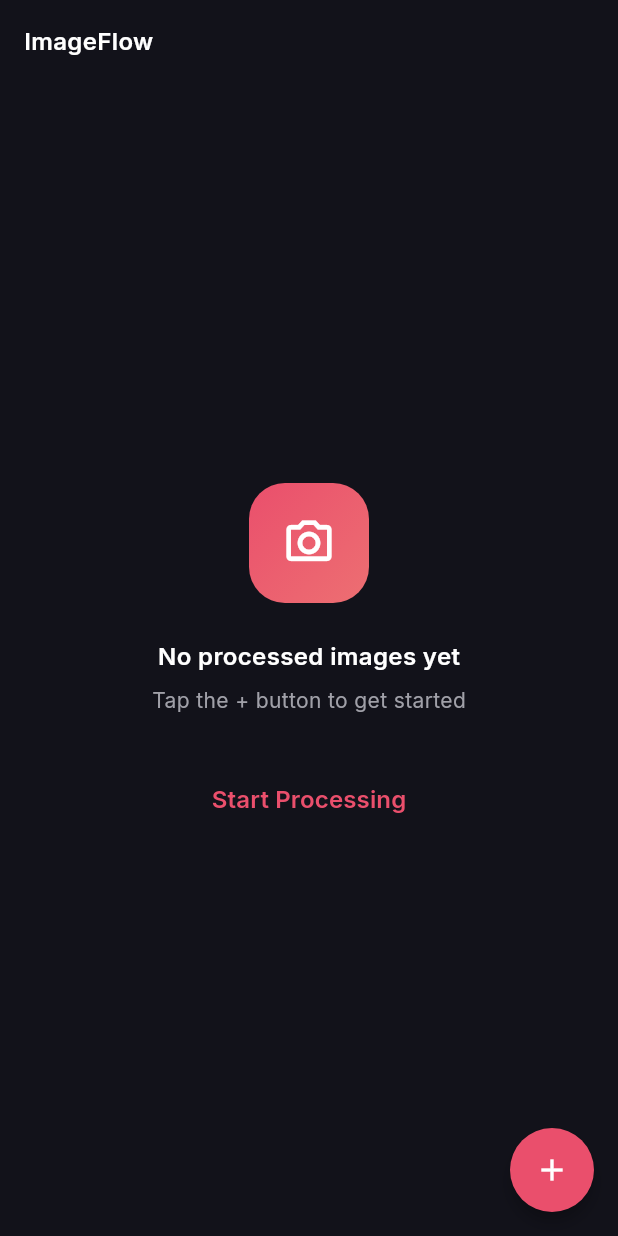
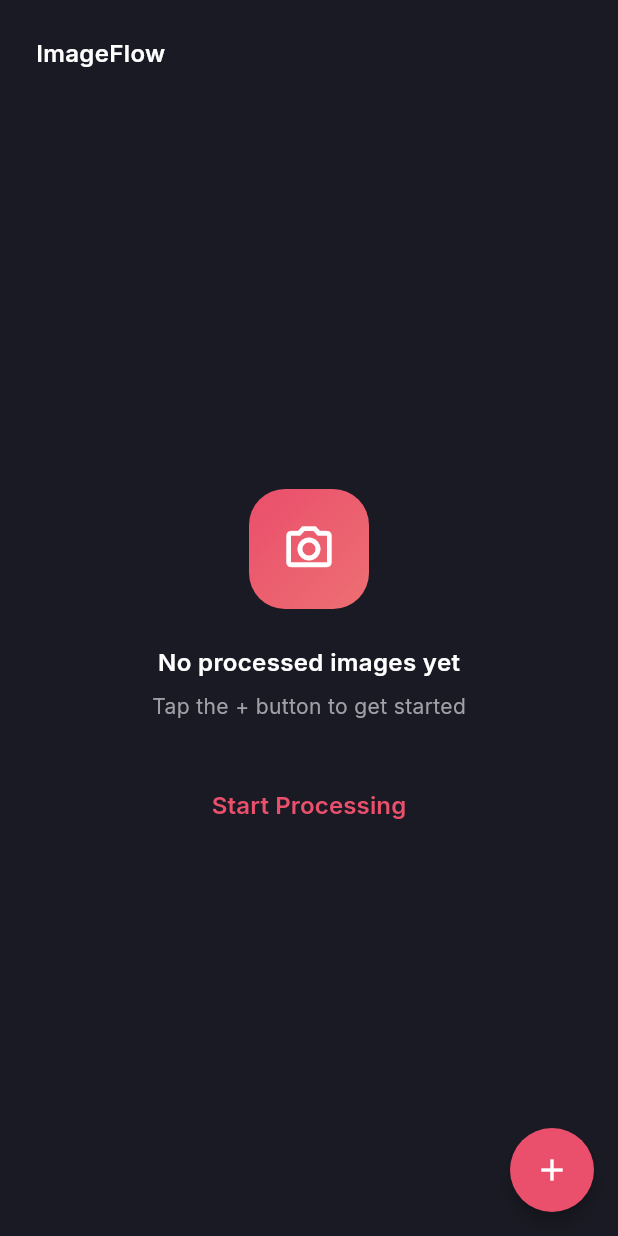
Before and after one commit to farukyildirim21/imageflow, a Flutter app: the screen it shows after launch, on a phone screen of 412 x 824 dp. Run offline on Flutter 3.47's test engine with Material 3 defaults, Android fonts, the phone set to English and light mode, and no system bars; our stand-ins replace get, google_fonts, hive, hive_flutter, permission_handler; missing offline and left inert: google_mlkit_face_detection, google_mlkit_text_recognition; accounts and stored records are empty.

Commit message:
fix(home): align UI precisely with mockup design
- scaffoldBackgroundColor: bgPrimary -> bgSecondary (#1A1A24)
  matches .mockup { background: var(--bg-secondary) }
- body padding: all 4 sides 24px (space-lg) per .mockup-body
- title margin-bottom: 16px (space-md) per .mockup-title
- remove loading spinner from title row, not in mockup spec
- convert AppTextStyles fields to getters for hot-reload support

```diff
--- a/lib/app/theme/app_colors.dart
+++ b/lib/app/theme/app_colors.dart
@@ -18,6 +18,7 @@
   static const Color bgSecondary = Color(0xFF1A1A24);
   static const Color bgElevated = Color(0xFF22222E);
 
+
   // Text
   static const Color textPrimary = Color(0xFFFFFFFF);
   static const Color textSecondary = Color(0xFFA0A0A8);
--- a/lib/app/theme/app_text_styles.dart
+++ b/lib/app/theme/app_text_styles.dart
@@ -5,55 +5,56 @@
 class AppTextStyles {
   AppTextStyles._();
 
-  static TextStyle displayLarge = GoogleFonts.inter(
+  static TextStyle get displayLarge => GoogleFonts.inter(
         fontSize: 28,
         fontWeight: FontWeight.w700,
         color: AppColors.textPrimary,
       );
 
-  static TextStyle titleLarge = GoogleFonts.inter(
+  static TextStyle get titleLarge => GoogleFonts.inter(
         fontSize: 22,
         fontWeight: FontWeight.w700,
         color: AppColors.textPrimary,
       );
 
-  static TextStyle titleMedium = GoogleFonts.inter(
+  static TextStyle get titleMedium => GoogleFonts.inter(
         fontSize: 18,
         fontWeight: FontWeight.w600,
         color: AppColors.textPrimary,
       );
 
-  static TextStyle titleSmall = GoogleFonts.inter(
+  // .mockup-title: font-size 1rem / font-weight 600
+  static TextStyle get titleSmall => GoogleFonts.inter(
         fontSize: 16,
         fontWeight: FontWeight.w600,
         color: AppColors.textPrimary,
       );
 
-  static TextStyle bodyLarge = GoogleFonts.inter(
+  static TextStyle get bodyLarge => GoogleFonts.inter(
         fontSize: 16,
         fontWeight: FontWeight.w400,
         color: AppColors.textPrimary,
       );
 
-  static TextStyle bodyMedium = GoogleFonts.inter(
+  static TextStyle get bodyMedium => GoogleFonts.inter(
         fontSize: 14,
         fontWeight: FontWeight.w400,
         color: AppColors.textSecondary,
       );
 
-  static TextStyle bodySmall = GoogleFonts.inter(
+  static TextStyle get bodySmall => GoogleFonts.inter(
         fontSize: 13,
         fontWeight: FontWeight.w400,
         color: AppColors.textSecondary,
       );
 
-  static TextStyle labelMedium = GoogleFonts.inter(
+  static TextStyle get labelMedium => GoogleFonts.inter(
         fontSize: 12,
         fontWeight: FontWeight.w500,
         color: AppColors.textMuted,
       );
 
-  static TextStyle labelSmall = GoogleFonts.inter(
+  static TextStyle get labelSmall => GoogleFonts.inter(
         fontSize: 11,
         fontWeight: FontWeight.w500,
         color: AppColors.textMuted,
--- a/lib/app/theme/app_theme.dart
+++ b/lib/app/theme/app_theme.dart
@@ -20,7 +20,8 @@
       onSurface: AppColors.textPrimary,
       onError: Colors.white,
     ),
-        scaffoldBackgroundColor: AppColors.bgPrimary,
+    scaffoldBackgroundColor:
+        AppColors.bgSecondary, // #1A1A24 — matches .mockup background
     textTheme: GoogleFonts.interTextTheme(ThemeData.dark().textTheme),
     appBarTheme: const AppBarTheme(
       backgroundColor: AppColors.elfOwl,
@@ -58,8 +59,6 @@
       color: AppColors.bgElevated,
       thickness: 1,
     ),
-        iconTheme: const IconThemeData(
-          color: AppColors.textSecondary,
-        ),
+    iconTheme: const IconThemeData(color: AppColors.textSecondary),
   );
 }
--- a/lib/presentation/home/views/home_view.dart
+++ b/lib/presentation/home/views/home_view.dart
@@ -17,7 +17,7 @@
     return Scaffold(
       // toolbarHeight: 0 collapses the toolbar to zero — only the status bar
       // area remains, which gets elfOwl background from AppBarTheme.
-      appBar: AppBar(toolbarHeight: 0),
+      appBar: AppBar(toolbarHeight: 0, elevation: 0),
       body: Obx(() {
         if (controller.isLoading.value && controller.history.isEmpty) {
           return const Center(
@@ -29,7 +29,7 @@
           return Column(
             crossAxisAlignment: CrossAxisAlignment.start,
             children: [
-              _buildTitle(controller),
+              _buildTitle(),
               Expanded(
                 child: EmptyStateWidget(onCapture: controller.goToCapture),
               ),
@@ -40,7 +40,7 @@
         return Column(
           crossAxisAlignment: CrossAxisAlignment.start,
           children: [
-            _buildTitle(controller),
+            _buildTitle(),
             Expanded(
               child: RefreshIndicator(
                 color: AppColors.burrowingOwl,
@@ -48,10 +48,10 @@
                 onRefresh: controller.loadHistory,
                 child: ListView.separated(
                   padding: const EdgeInsets.fromLTRB(
-                    AppSpacing.md,
+                    AppSpacing.lg, // 24 px — .mockup-body padding-left
                     0,
-                    AppSpacing.md,
-                    AppSpacing.xl,
+                    AppSpacing.lg, // 24 px — .mockup-body padding-right
+                    AppSpacing.lg, // 24 px — .mockup-body padding-bottom
                   ),
                   itemCount: controller.history.length,
                   separatorBuilder: (_, __) =>
@@ -77,34 +77,18 @@
     );
   }
 
-  /// Renders the "ImageFlow" heading and optional loading spinner.
-  /// Matches .mockup-title: font-size 1rem / font-weight 600,
-  /// inside .mockup-body padding (space-md = 16 px).
-  Widget _buildTitle(HomeController controller) {
+  /// "ImageFlow" screen title.
+  /// Matches .mockup-title: 1rem / 600 / text-primary,
+  /// margin-bottom = space-md (16 px), inside .mockup-body padding (space-lg = 24 px).
+  Widget _buildTitle() {
     return Padding(
       padding: const EdgeInsets.fromLTRB(
-        AppSpacing.md,
-        AppSpacing.md,
-        AppSpacing.md,
-        AppSpacing.md,
+        AppSpacing.lg, // 24 px — .mockup-body padding-left
+        AppSpacing.lg, // 24 px — .mockup-body padding-top
+        AppSpacing.lg, // 24 px — .mockup-body padding-right
+        AppSpacing.md, // 16 px — .mockup-title margin-bottom
       ),
-      child: Row(
-        children: [
-          Expanded(
-            child: Text('ImageFlow', style: AppTextStyles.titleSmall),
-          ),
-          Obx(() => controller.isLoading.value
-              ? const SizedBox(
-                  width: 20,
-                  height: 20,
-                  child: CircularProgressIndicator(
-                    strokeWidth: 2,
-                    color: AppColors.burrowingOwl,
-                  ),
-                )
-              : const SizedBox.shrink()),
-        ],
-      ),
+      child: Text('ImageFlow', style: AppTextStyles.titleSmall),
     );
   }
 }
```
Lines whose indentation alone changed are shown as unchanged.
